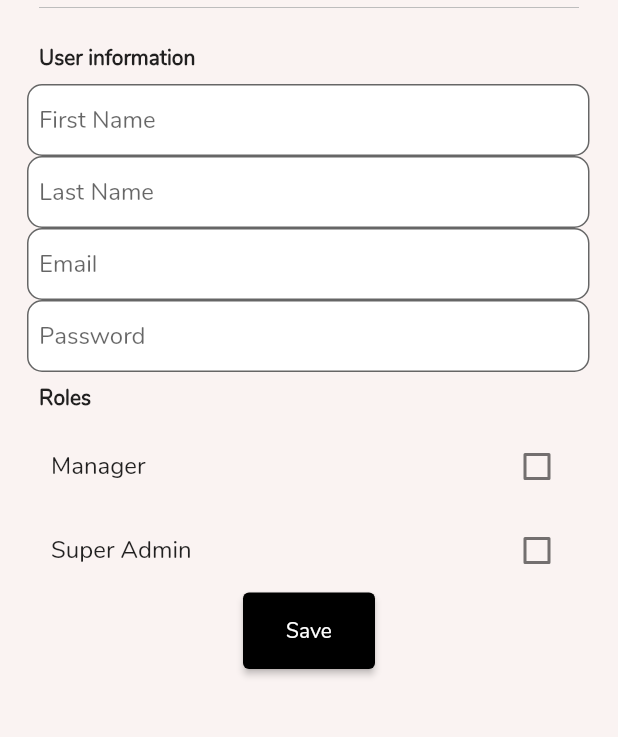
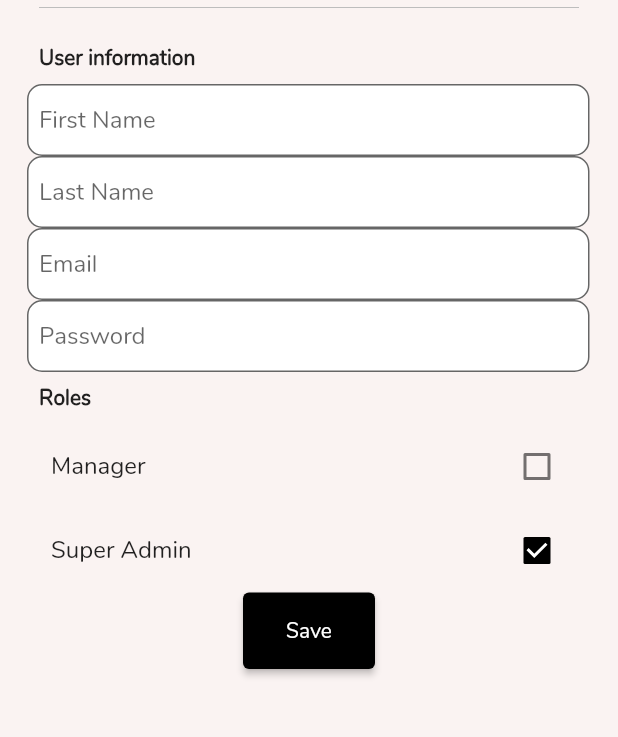
Before and after one commit to markfrance/carehomeapp, a Flutter app: the UserEdit screen opened directly, after a tap on "Super Admin", on a phone screen of 412 x 824 dp, the part 228-965 px from its top. Run offline on Flutter 3.47's test engine with Material 2 defaults, Android fonts, the phone set to English and light mode, and no system bars; our stand-ins replace cached_network_image, charts_flutter, cloud_firestore, csv, firebase_auth, firebase_messaging and 6 more; accounts and stored records are empty.

Commit message:
When editing permission check boxes not working

```diff
--- a/lib/admin/user_edit.dart
+++ b/lib/admin/user_edit.dart
@@ -25,6 +25,8 @@ class UserEditState extends State<UserEdit> {
   final _passwordController = TextEditingController();
   String carehome;
   Carehome dropdownValue;
+  bool isManager = false;
+  bool isSuperAdmin = false;
 
   @override
   void initState() {
@@ -33,6 +35,8 @@ class UserEditState extends State<UserEdit> {
       _lastNameController.text = widget.user.lastName;
       _emailController.text = widget.user.email;
       dropdownValue = widget.user.carehome;
+      isSuperAdmin = widget.user.isSuperAdmin ?? false;
+      isManager = widget.user.isManager ?? false;
     }
     return super.initState();
   }
@@ -43,7 +47,9 @@ class UserEditState extends State<UserEdit> {
       'lastname': _lastNameController.text,
       'email': _emailController.text,
       'carehome': dropdownValue.id,
-      'carehomename': dropdownValue.name
+      'carehomename': dropdownValue.name,
+      'ismanager': isManager,
+      'issuperadmin': isSuperAdmin
     }).then((onValue) => Navigator.pop(context));
   }
 
@@ -54,16 +60,21 @@ class UserEditState extends State<UserEdit> {
             email: _emailController.text, password: _passwordController.text)
         .then((result) => {
               result.user.sendEmailVerification(),
-              Firestore.instance.collection('users').document(result.user.uid).setData({
+              Firestore.instance
+                  .collection('users')
+                  .document(result.user.uid)
+                  .setData({
                 'firstname': _firstNameController.text,
                 'lastname': _lastNameController.text,
                 'email': _emailController.text,
                 'carehome': dropdownValue.id,
                 'carehomename': dropdownValue.name,
-                'notificationlikes' : true,
+                'notificationlikes': true,
                 'notificationcomments': true,
                 'notificationmedication': true,
-                'notificationpatient':true,
+                'notificationpatient': true,
+                'ismanager': isManager,
+                'issuperadmin': isSuperAdmin,
                 'following': []
               }).then((onValue) => Navigator.pop(context))
             });
@@ -78,15 +89,6 @@ class UserEditState extends State<UserEdit> {
     snapshot.documents.forEach(
         (data) => carehomes.add(Carehome(data.documentID, data['name'])));
     return carehomes;
-  }
-
-  void setPermission(String permission, bool isOn) {
-    setState(() {
-      Firestore.instance
-          .collection('users')
-          .document(widget.user.id)
-          .updateData({permission: isOn});
-    });
   }
 
   @override
@@ -117,7 +119,6 @@ class UserEditState extends State<UserEdit> {
                       child: Text("Carehome",
                           style: TextStyle(fontWeight: FontWeight.bold)),
                     ),
-
                     Padding(
                         padding: EdgeInsets.all(8),
                         child: FutureBuilder<List<Carehome>>(
@@ -184,29 +185,33 @@ class UserEditState extends State<UserEdit> {
                     ),
                     Visibility(
                       visible: widget.user == null,
-                      child:Container(
+                      child: Container(
                         width: 375,
                         child: TextFormField(
                           decoration: InputDecoration(hintText: 'Password'),
                           controller: _passwordController,
                         ),
-                    ),),
-
+                      ),
+                    ),
                     Padding(
                       padding: EdgeInsets.all(8),
-                      child:Text("Roles",
+                      child: Text("Roles",
                           style: TextStyle(fontWeight: FontWeight.bold)),
                     ),
                     CheckboxListTile(
+                        activeColor: Colors.black,
+                        checkColor: Colors.white,
                         onChanged: (newValue) =>
-                            setPermission('ismanager', newValue),
+                            setState(() => isManager = newValue),
                         title: Text("Manager"),
-                        value: widget.user?.isManager ?? false),
+                        value:isManager),
                     CheckboxListTile(
+                        activeColor: Colors.black,
+                        checkColor: Colors.white,
                         onChanged: (newValue) =>
-                            setPermission('issuperadmin', newValue),
+                            setState(() => isSuperAdmin = newValue),
                         title: Text("Super Admin"),
-                        value: widget.user?.isSuperAdmin ?? false),
+                        value: isSuperAdmin),
                     Align(
                       alignment: Alignment.center,
                       child: RaisedButton(
```
Also changed, not shown: lib/login_signup.dart (+13 -12 lines). Lines whose indentation alone changed are shown as unchanged.
